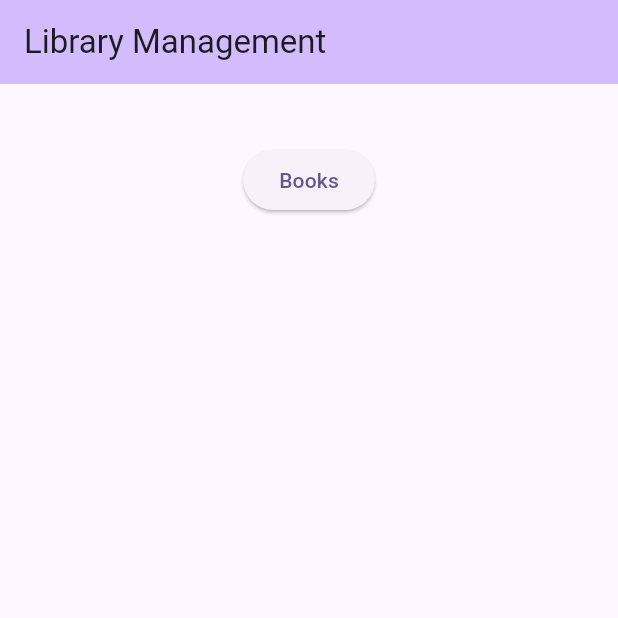
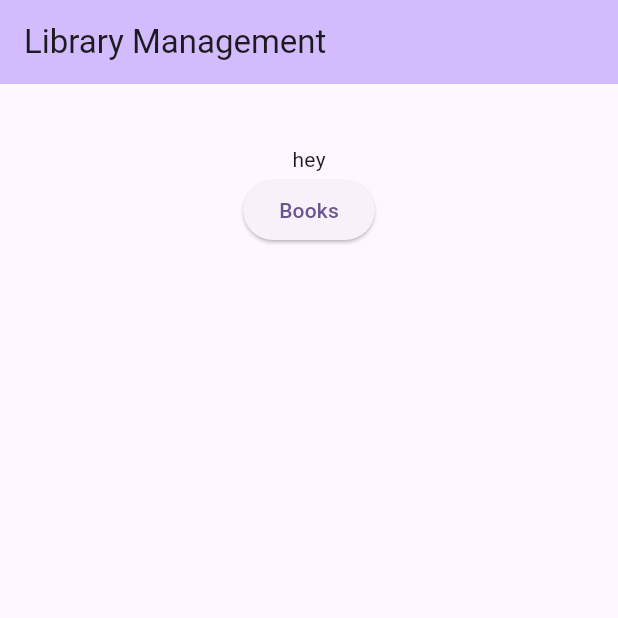
Before and after one commit to NarsingRao13/Library-Management, a Flutter app: the screen it shows after launch, on a phone screen of 412 x 824 dp, the top half of it. Run offline on Flutter 3.47's test engine with Material 2 defaults, Android fonts, the phone set to English and light mode, and no system bars; our stand-ins replace cloud_firestore, firebase_core; accounts and stored records are empty.

Commit message:
Added books list

```diff
--- a/lib/main.dart
+++ b/lib/main.dart
@@ -2,6 +2,7 @@ import 'package:flutter/material.dart';
 import 'package:firebase_core/firebase_core.dart';
 import 'package:library_management/providers/library_provider.dart';
 import 'package:library_management/ui/components/book.dart';
+import 'package:library_management/ui/screens/books.dart';
 import 'package:library_management/ui/screens/categories.dart';
 import 'firebase_options.dart';
 import 'package:provider/provider.dart';
@@ -56,7 +57,14 @@ class _MyHomePageState extends State<MyHomePage> {
         backgroundColor: Theme.of(context).colorScheme.inversePrimary,
         title: Text(widget.title),
       ),
-      body: const Column(children: [Categories(), Book()]),
+      body: const Column(children: [
+        //List of categories/genre
+        Categories(),
+        //Books List
+        Books(),
+        //Button for booking a book
+        Book(),
+      ]),
     );
   }
 }
--- /dev/null
+++ b/lib/ui/screens/books.dart
@@ -0,0 +1,12 @@
+import 'package:flutter/material.dart';
+
+class Books extends StatelessWidget {
+  const Books({super.key});
+
+  @override
+  Widget build(BuildContext context) {
+    return const Column(
+      children: [Text("hey")],
+    );
+  }
+}
```
